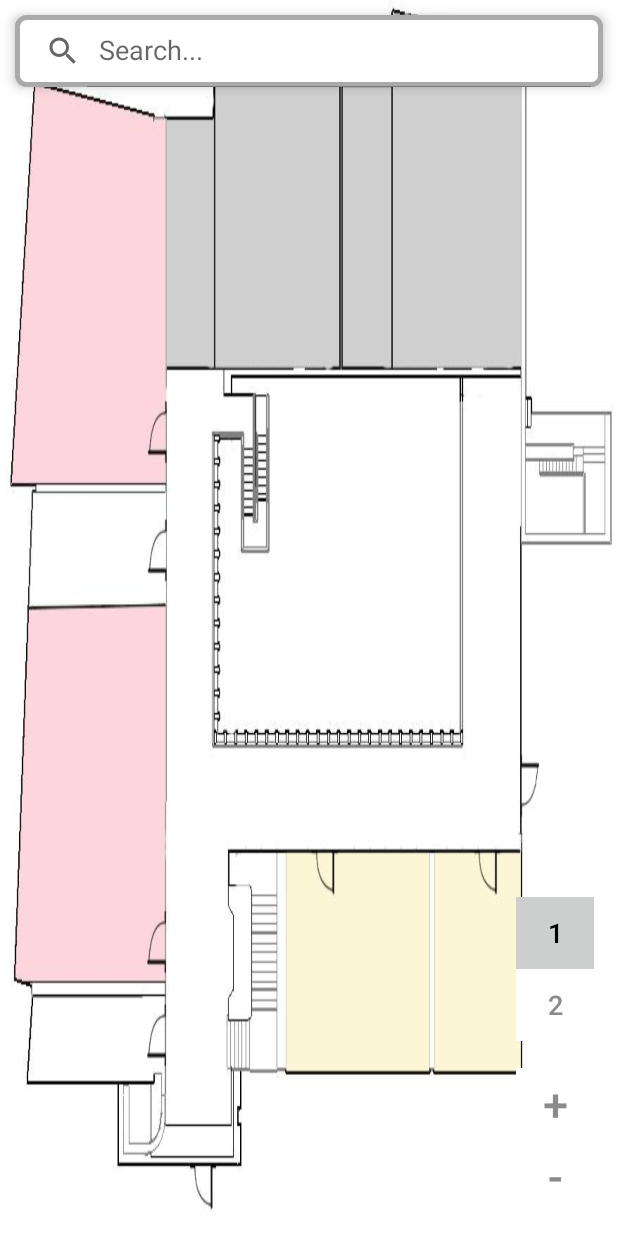
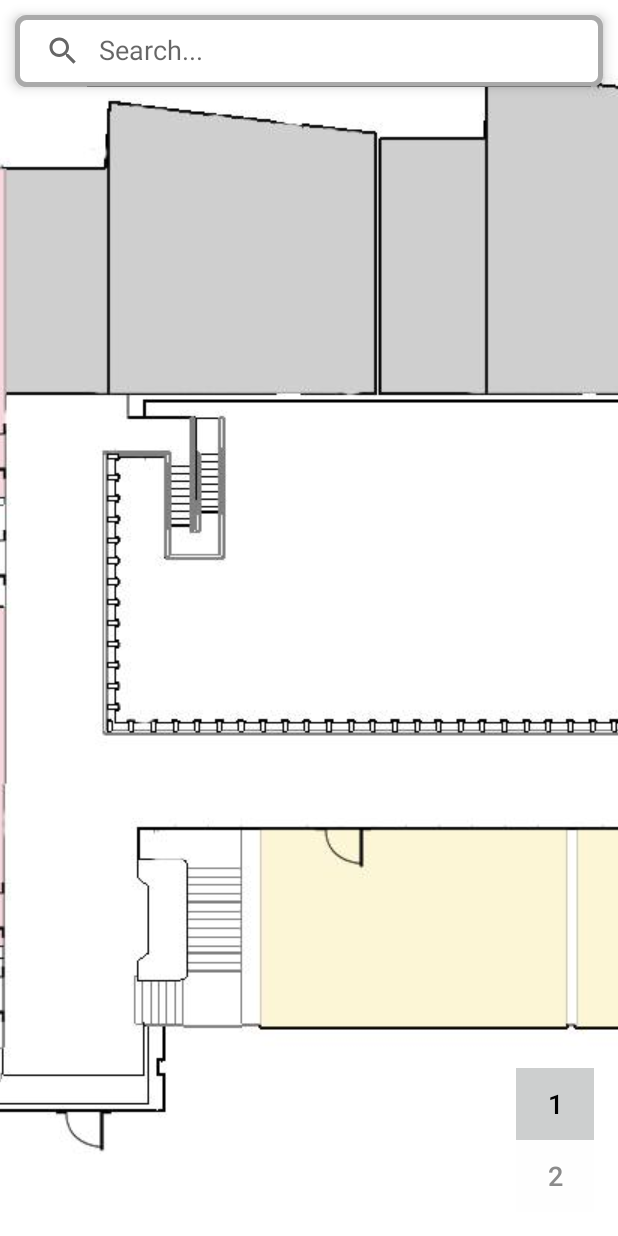
Before and after one commit to IoanaAlexandru/upb-campus-map, an Android app: the EcActivity screen opened directly, with no data from a screen before it, on a phone screen of 412 x 824 dp. Run offline under Robolectric (Android 15) with nearby library versions, the light colour scheme and no system bars; libraries missing offline, so code that uses them is left out: uk.co.senab; 2 statements that could not run were skipped.

Commit message:
Undo zoom in & out and add tabs to ED

```diff
--- a/app/src/main/res/layout/activity_ec.xml
+++ b/app/src/main/res/layout/activity_ec.xml
@@ -29,20 +29,19 @@
             android:background="@drawable/bg_round">
     </SearchView>
 
-    <ImageView
+    <ImageButton
             android:layout_width="fill_parent"
             android:layout_height="fill_parent"
             android:id="@+id/ecImage"
             android:contentDescription="@string/ec"
-            android:background="@drawable/ec_parter"/>
+            android:background="@android:color/white"/>
 
     <LinearLayout android:orientation="horizontal"
                   android:layout_width="52dp" android:layout_height="wrap_content"
-                  android:layout_marginBottom="130dp"
+                  android:layout_margin="16dp"
                   android:layout_alignParentBottom="true"
-                  android:layout_alignParentRight="true"
-                  android:id="@+id/ec_floor_tabs" android:layout_marginTop="16dp"
-                  android:layout_marginStart="16dp" android:layout_marginEnd="16dp">
+                  android:layout_alignParentEnd="true"
+                  android:id="@+id/ec_floor_tabs">
         <TabWidget android:id="@android:id/tabs"
                    android:layout_width="wrap_content"
                    android:layout_height="wrap_content"
@@ -56,45 +55,16 @@
                     android:id="@+id/ec_floor1"
                     android:text="@string/_1"
                     android:background="@color/colorGray"
-                    android:textColor="@color/colorBlack" android:textSize="18sp"/>
+                    android:textColor="@color/colorBlack"
+                    android:textSize="18sp"/>
             <Button android:layout_height="wrap_content"
                     android:layout_width="wrap_content"
                     android:layout_weight="1.0"
                     android:id="@+id/ec_floor2"
                     android:background="@color/colorWhite"
                     android:text="@string/_2"
-                    android:textColor="@color/colorDarkGray" android:textSize="18sp"/>
-        </LinearLayout>
-    </LinearLayout>
-
-    <LinearLayout android:orientation="horizontal"
-                  android:layout_width="52dp" android:layout_height="wrap_content"
-                  android:layout_margin="16dp"
-                  android:layout_alignParentBottom="true"
-                  android:layout_alignParentRight="true">
-        <TabWidget android:id="@android:id/tabs"
-                   android:layout_width="wrap_content"
-                   android:layout_height="wrap_content"
-                   android:visibility="gone"/>
-        <LinearLayout android:layout_width="fill_parent"
-                      android:layout_height="fill_parent"
-                      android:orientation="vertical">
-            <Button android:layout_height="wrap_content"
-                    android:layout_width="wrap_content"
-                    android:layout_weight="1.0"
-                    android:id="@+id/zoom_in"
-                    android:text="@string/zoom_in"
-                    android:background="@color/colorWhite"
                     android:textColor="@color/colorDarkGray"
-                    android:textSize="30sp"/>
-            <Button android:layout_height="wrap_content"
-                    android:layout_width="wrap_content"
-                    android:layout_weight="1.0"
-                    android:id="@+id/zoom_out"
-                    android:background="@color/colorWhite"
-                    android:text="@string/zoom_out"
-                    android:textColor="@color/colorDarkGray"
-                    android:textSize="30sp"/>
+                    android:textSize="18sp"/>
         </LinearLayout>
     </LinearLayout>
 </RelativeLayout>
```
Also changed, not shown: app/src/main/java/com/example/upbcampus/EcActivity.kt (+22 -76 lines), app/src/main/java/com/example/upbcampus/EdActivity.kt (+31 -0 lines), app/src/main/res/layout/activity_ed.xml (+43 -45 lines).
